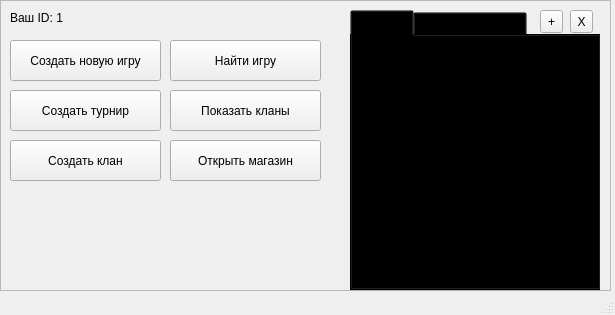
Qt form Client/mainmenu.ui (ChazGrant/Battleship) before a commit.
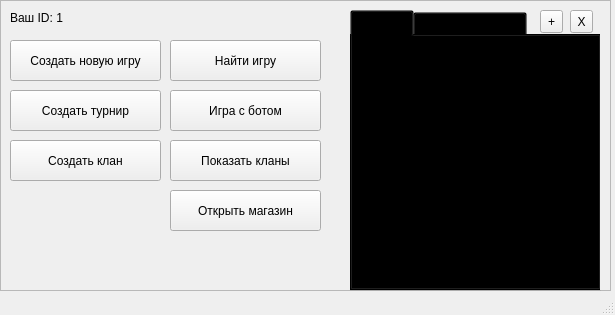
The same form after that commit.

```diff
--- a/Client/mainmenu.ui
+++ b/Client/mainmenu.ui
@@ -72,7 +72,7 @@
      <property name="geometry">
       <rect>
        <x>170</x>
-       <y>90</y>
+       <y>140</y>
        <width>151</width>
        <height>41</height>
       </rect>
@@ -183,7 +183,7 @@
      <property name="geometry">
       <rect>
        <x>170</x>
-       <y>140</y>
+       <y>190</y>
        <width>151</width>
        <height>41</height>
       </rect>
@@ -192,6 +192,19 @@
       <string>Открыть магазин</string>
      </property>
     </widget>
+    <widget class="QPushButton" name="startGameWithAIButton">
+     <property name="geometry">
+      <rect>
+       <x>170</x>
+       <y>90</y>
+       <width>151</width>
+       <height>41</height>
+      </rect>
+     </property>
+     <property name="text">
+      <string>Игра с ботом</string>
+     </property>
+    </widget>
    </widget>
   </widget>
   <widget class="QMenuBar" name="menubar">
```
